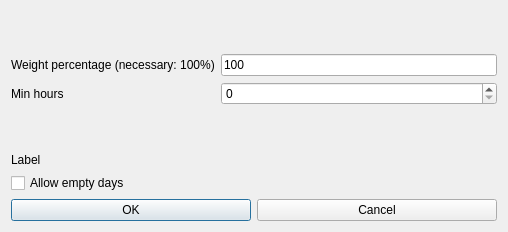
vonmecheln/fet, file fet/src/interface/modifyconstraintstudentsminhoursdailyform_template.ui: the form before one commit.
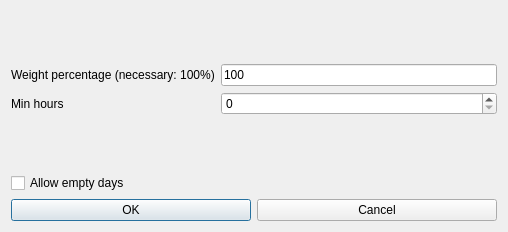
The form after the commit.

```diff
--- a/fet/src/interface/modifyconstraintstudentsminhoursdailyform_template.ui
+++ b/fet/src/interface/modifyconstraintstudentsminhoursdailyform_template.ui
@@ -83,13 +83,6 @@
     </spacer>
    </item>
    <item row="4" column="0" colspan="3">
-    <widget class="QLabel" name="allowLabel">
-     <property name="text">
-      <string notr="true">Label</string>
-     </property>
-    </widget>
-   </item>
-   <item row="5" column="0" colspan="3">
     <widget class="QCheckBox" name="allowEmptyDaysCheckBox">
      <property name="text">
       <string>Allow empty days</string>
```
Left out of the diff: 98 changed lines with no effect on the pictures. Lines whose indentation alone changed are shown as unchanged.
